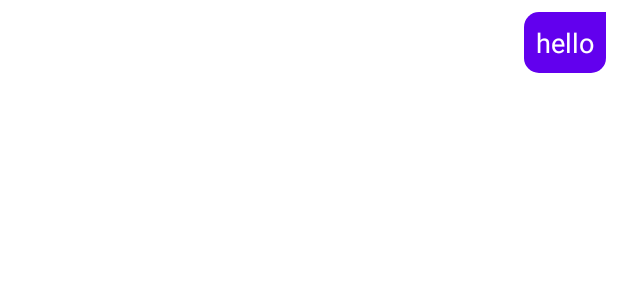
After one commit to kayoring/FlorsgardenApp1, an Android app: the layout chat_item_right.xml on its own in the app's theme, with its tools: preview values and no code run, on a phone screen of 412 x 824 dp. The commit adds this screen. Shown: the top 300 px of the screen. Run offline under Robolectric (Android 15) with nearby library versions, the phone set to English and light mode, and no system bars.

Commit message:
send Message

```diff
--- /dev/null
+++ b/app/src/main/res/drawable/background_right.xml
@@ -0,0 +1,11 @@
+<?xml version="1.0" encoding="utf-8"?>
+<shape xmlns:android="http://schemas.android.com/apk/res/android"
+    android:shape="rectangle">
+
+    <corners
+        android:radius="10dp"
+        android:topRightRadius="0dp"/>
+
+    <solid android:color="@color/purple_500"/>
+
+</shape>
--- /dev/null
+++ b/app/src/main/res/layout/chat_item_right.xml
@@ -0,0 +1,42 @@
+<?xml version="1.0" encoding="utf-8"?>
+<RelativeLayout
+    xmlns:android="http://schemas.android.com/apk/res/android"
+    android:layout_width="match_parent"
+    android:padding="8dp"
+    android:layout_height="wrap_content">
+
+    <RelativeLayout
+        android:layout_width="300dp"
+        android:layout_alignParentEnd="true"
+        android:layout_height="wrap_content"
+        android:layout_alignParentRight="true">
+
+        <de.hdodenhof.circleimageview.CircleImageView
+            android:layout_width="wrap_content"
+            android:layout_height="wrap_content"
+            android:id="@+id/profile_image"
+            android:visibility="gone"/>
+
+        <TextView
+            android:layout_width="wrap_content"
+            android:layout_height="wrap_content"
+            android:background="@drawable/background_right"
+            android:text="hello"
+            android:layout_alignParentEnd="true"
+            android:id="@+id/show_message"
+            android:textSize="18sp"
+            android:textColor="#fff"
+            android:padding="8dp"
+            android:layout_alignParentRight="true" />
+        <!--
+        <TextView
+            android:layout_width="wrap_content"
+            android:layout_height="wrap_content"
+            android:id="@+id/txt_seen"
+            android:layout_below="@id/show_message"
+            android:layout_alignParentRight="true"
+            android:layout_alignParentEnd="true" />
+        -->
+    </RelativeLayout>
+
+</RelativeLayout>
```
Also changed, not shown: app/src/main/java/com/calicdan/florsgardenapp/Adapter/MessageAdapter.java (added, +93 -0 lines), app/src/main/java/com/calicdan/florsgardenapp/MessageActivity.java (+46 -0 lines), app/src/main/java/com/calicdan/florsgardenapp/Model/Chat.java (added, +44 -0 lines), app/src/main/res/drawable/background_left.xml (added, +11 -0 lines), app/src/main/res/layout/chat_item_left.xml (added, +33 -0 lines).
